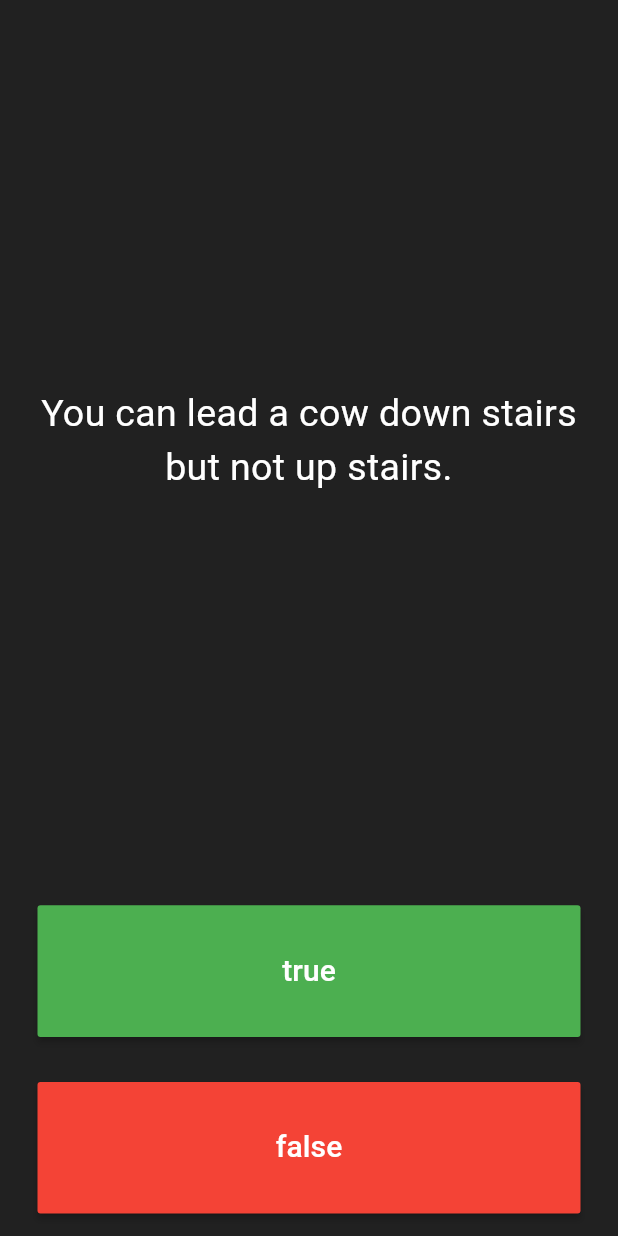
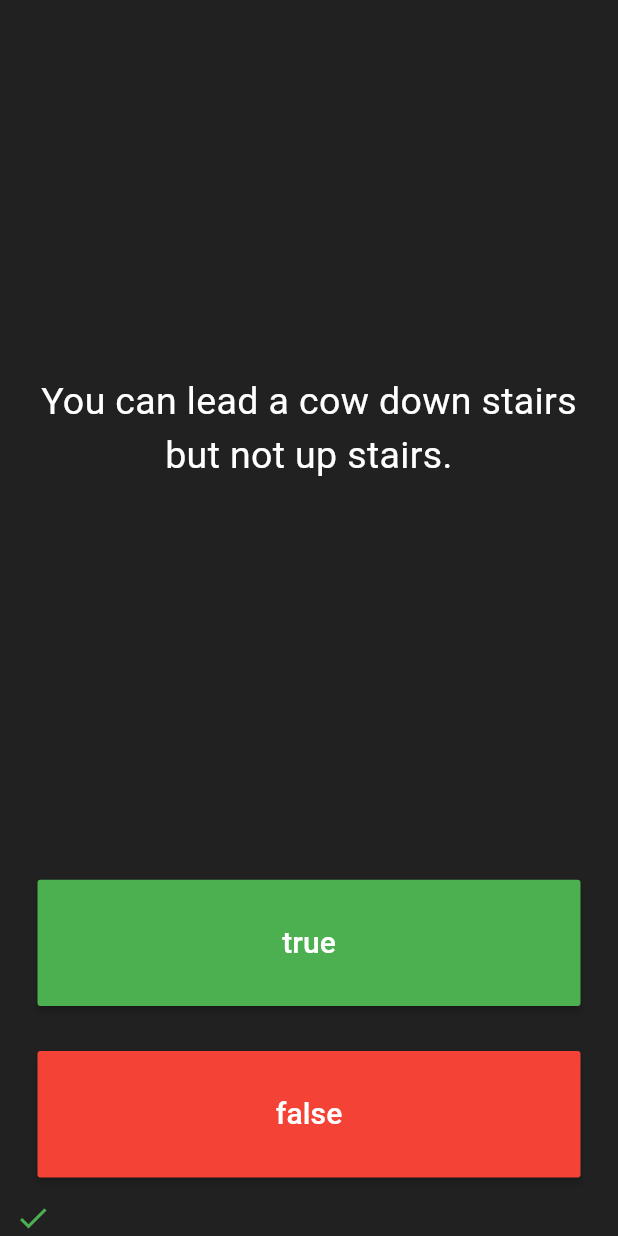
Before and after one commit to AfzalVirk/quizzler-app-flutter, a Flutter app: the screen it shows after launch, after a tap on "true", on a phone screen of 412 x 824 dp. Run offline on Flutter 3.47's test engine with Material 3 defaults, Android fonts, the phone set to English and light mode, and no system bars.

Commit message:
added to scorekeeper

```diff
--- a/lib/main.dart
+++ b/lib/main.dart
@@ -42,13 +42,19 @@ class _QuizPageState extends State<QuizPage> {
 
   void checkanswer(bool userpickedanswer) {
     bool correctanswer = quizBrain.getQuestionAns();
+    setState(() {
+      if (userpickedanswer == correctanswer) {
+        scorekeeper.add(Icon(
+          Icons.check,
+          color: Colors.green,
+        ));
+      } else {
+        scorekeeper.add(Icon(
+          Icons.close,
+          color: Colors.green,
+        ));
+      }
 
-    if (userpickedanswer == correctanswer) {
-      print('u got it right');
-    } else {
-      print('u got it wrong');
-    }
-    setState(() {
       quizBrain.nextquestion();
     });
   }
```
